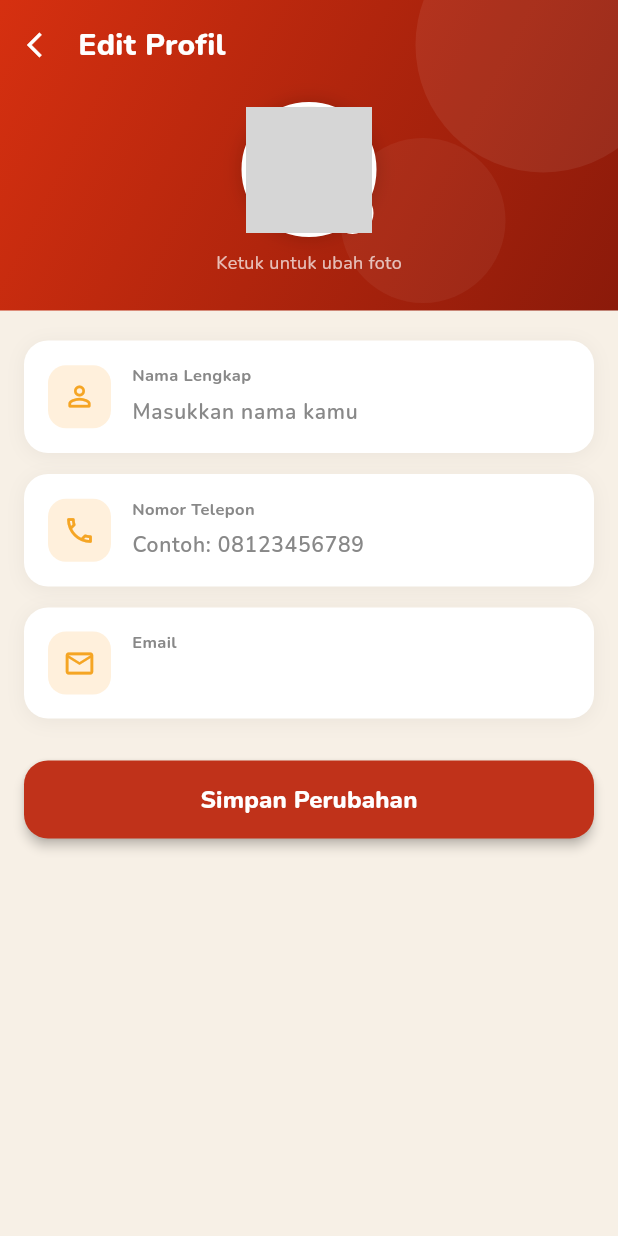
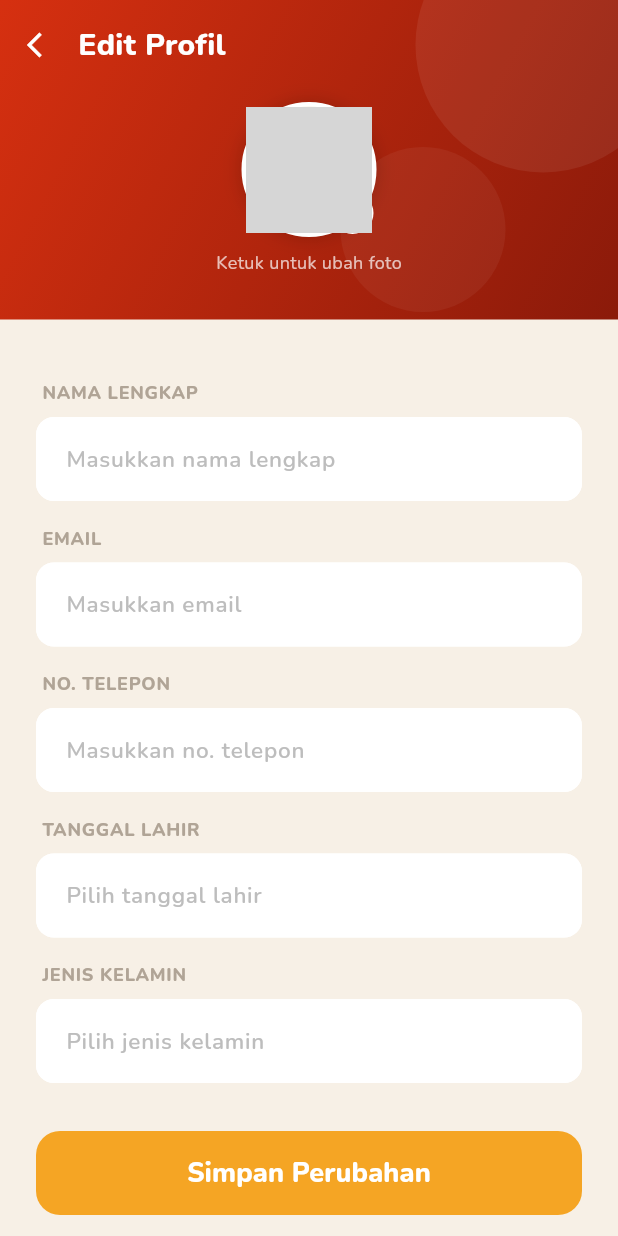
Before and after one commit to nukimala/dapur_kuliner_pakndut, a Flutter app: the EditProfilScreen screen opened directly, on a phone screen of 412 x 824 dp. Run offline on Flutter 3.47's test engine with Material 3 defaults, Android fonts, the phone set to English and light mode, and no system bars; our stand-ins replace cloud_firestore, firebase_auth, firebase_core, firebase_messaging, flutter_local_notifications, google_fonts and 6 more; accounts and stored records are empty; grey boxes are pictures that could not be loaded.

Commit message:
menyesuaikan yang kurang

```diff
--- a/lib/screens/edit_profil_screen.dart
+++ b/lib/screens/edit_profil_screen.dart
@@ -11,7 +11,8 @@ const _redDark   = Color(0xFF8B1A0A);
 const _orange    = Color(0xFFF5A524);
 const _cream     = Color(0xFFF7F0E6);
 const _textBlack = Color(0xFF1C1C1C);
-const _textGray  = Color(0xFF888888);
+const _textGray  = Color(0xFFAAAAAA);
+const _labelGray = Color(0xFFB0A496); // Color for labels like NAMA LENGKAP
 
 class EditProfilScreen extends StatefulWidget {
   const EditProfilScreen({super.key});
@@ -20,11 +21,14 @@ class EditProfilScreen extends StatefulWidget {
 }
 
 class _EditProfilScreenState extends State<EditProfilScreen> {
-  final _nameCtrl  = TextEditingController();
-  final _phoneCtrl = TextEditingController();
+  final _nameCtrl     = TextEditingController();
+  final _emailCtrl    = TextEditingController();
+  final _phoneCtrl    = TextEditingController();
+  final _dobCtrl      = TextEditingController();
+  final _genderCtrl   = TextEditingController();
 
   String  _avatar         = '👤';
-  String? _photoBase64;   // disimpan langsung di Firestore
+  String? _photoBase64;
   File?   _pickedImage;
   bool    _loading        = true;
   bool    _saving         = false;
@@ -33,6 +37,11 @@ class _EditProfilScreenState extends State<EditProfilScreen> {
   final List<String> _avatarOptions = [
     '👤','👦','👧','👨','👩','👴','👵',
     '🧑‍🍳','😎','🤠','🥷','🦸','🧑‍💻','🧑‍🎨',
+  ];
+
+  final List<String> _bulan = [
+    'Januari', 'Februari', 'Maret', 'April', 'Mei', 'Juni',
+    'Juli', 'Agustus', 'September', 'Oktober', 'November', 'Desember'
   ];
 
   @override
@@ -44,7 +53,10 @@ class _EditProfilScreenState extends State<EditProfilScreen> {
   @override
   void dispose() {
     _nameCtrl.dispose();
+    _emailCtrl.dispose();
     _phoneCtrl.dispose();
+    _dobCtrl.dispose();
+    _genderCtrl.dispose();
     super.dispose();
   }
 
@@ -52,8 +64,11 @@ class _EditProfilScreenState extends State<EditProfilScreen> {
   Future<void> _loadProfile() async {
     final user = FirebaseAuth.instance.currentUser;
     if (user == null) return;
+
     _nameCtrl.text  = user.displayName ?? user.email?.split('@').first ?? '';
+    _emailCtrl.text = user.email ?? '';
     _phoneCtrl.text = user.phoneNumber ?? '';
+
     try {
       final doc = await FirebaseFirestore.instance
           .collection('users').doc(user.uid).get();
@@ -62,10 +77,16 @@ class _EditProfilScreenState extends State<EditProfilScreen> {
         setState(() {
           _avatar      = (data['avatar']      as String?) ?? '👤';
           _photoBase64 = (data['photoBase64'] as String?);
-          final storedName  = data['name']  as String?;
-          final storedPhone = data['phone'] as String?;
+
+          final storedName     = data['name']     as String?;
+          final storedPhone    = data['phone']    as String?;
+          final storedDob      = data['dob']      as String?;
+          final storedGender   = data['gender']   as String?;
+
           if (_nameCtrl.text.isEmpty  && (storedName  ?? '').isNotEmpty) _nameCtrl.text  = storedName!;
           if (_phoneCtrl.text.isEmpty && (storedPhone ?? '').isNotEmpty) _phoneCtrl.text = storedPhone!;
+          _dobCtrl.text      = storedDob ?? '';
+          _genderCtrl.text   = storedGender ?? '';
         });
       }
     } catch (_) {}
@@ -93,7 +114,6 @@ class _EditProfilScreenState extends State<EditProfilScreen> {
       final bytes = await _pickedImage!.readAsBytes();
       final b64   = base64Encode(bytes);
 
-      // Simpan base64 langsung ke Firestore (tidak perlu Firebase Storage)
       await FirebaseFirestore.instance.collection('users').doc(uid).set(
         {'photoBase64': b64, 'avatar': _avatar},
         SetOptions(merge: true),
@@ -170,9 +190,11 @@ class _EditProfilScreenState extends State<EditProfilScreen> {
         await FirebaseAuth.instance.currentUser!.updateDisplayName(name);
       }
       await FirebaseFirestore.instance.collection('users').doc(uid).set({
-        'avatar': _avatar,
-        'name':   name,
-        'phone':  _phoneCtrl.text.trim(),
+        'avatar':   _avatar,
+        'name':     name,
+        'phone':    _phoneCtrl.text.trim(),
+        'dob':      _dobCtrl.text.trim(),
+        'gender':   _genderCtrl.text.trim(),
       }, SetOptions(merge: true));
 
       if (mounted) {
@@ -200,7 +222,71 @@ class _EditProfilScreenState extends State<EditProfilScreen> {
     }
   }
 
-  // ── Widget avatar ──
+  // ── Pilih Tanggal Lahir ──
+  Future<void> _pickDate() async {
+    final DateTime? picked = await showDatePicker(
+      context: context,
+      initialDate: DateTime.now(),
+      firstDate: DateTime(1900),
+      lastDate: DateTime.now(),
+      builder: (context, child) {
+        return Theme(
+          data: Theme.of(context).copyWith(
+            colorScheme: const ColorScheme.light(
+              primary: _orange,
+              onPrimary: Colors.white,
+              onSurface: _textBlack,
+            ),
+          ),
+          child: child!,
+        );
+      },
+    );
+    if (picked != null) {
+      setState(() {
+        _dobCtrl.text = '${picked.day} ${_bulan[picked.month - 1]} ${picked.year}';
+      });
+    }
+  }
+
+  // ── Pilih Jenis Kelamin ──
+  void _pickGender() {
+    showModalBottomSheet(
+      context: context,
+      backgroundColor: Colors.transparent,
+      builder: (context) => Container(
+        decoration: const BoxDecoration(
+          color: Colors.white,
+          borderRadius: BorderRadius.vertical(top: Radius.circular(24)),
+        ),
+        padding: const EdgeInsets.symmetric(vertical: 24, horizontal: 20),
+        child: Column(
+          mainAxisSize: MainAxisSize.min,
+          children: [
+            Text('Pilih Jenis Kelamin', style: GoogleFonts.nunito(fontSize: 18, fontWeight: FontWeight.bold)),
+            const SizedBox(height: 20),
+            ListTile(
+              title: Text('Laki-laki', style: GoogleFonts.nunito(fontSize: 16, fontWeight: FontWeight.w600)),
+              onTap: () {
+                setState(() => _genderCtrl.text = 'Laki-laki');
+                Navigator.pop(context);
+              },
+            ),
+            ListTile(
+              title: Text('Perempuan', style: GoogleFonts.nunito(fontSize: 16, fontWeight: FontWeight.w600)),
+              onTap: () {
+                setState(() => _genderCtrl.text = 'Perempuan');
+                Navigator.pop(context);
+              },
+            ),
+            const SizedBox(height: 20),
+          ],
+        ),
+      ),
+    );
+  }
+
+  // ── Widget Avatar ──
   Widget _buildAvatar() {
     Widget inner;
     if (_uploadingPhoto) {
@@ -256,8 +342,9 @@ class _EditProfilScreenState extends State<EditProfilScreen> {
 
     return Scaffold(
       backgroundColor: _cream,
-      body: Column(children: [
-        // ── Header ──
+      body: Column(
+        children: [
+          // ── Header (Merah) ──
           Container(
             decoration: const BoxDecoration(
               gradient: LinearGradient(
@@ -265,14 +352,17 @@ class _EditProfilScreenState extends State<EditProfilScreen> {
                 colors: [Color(0xFFD63010), _redDark],
               ),
             ),
-          child: Stack(children: [
+            child: Stack(
+              children: [
                 Positioned.fill(child: _blobsBg()),
                 SafeArea(
                   bottom: false,
-              child: Column(children: [
+                  child: Column(
+                    children: [
                       Padding(
                         padding: const EdgeInsets.fromLTRB(4, 6, 20, 0),
-                  child: Row(children: [
+                        child: Row(
+                          children: [
                             IconButton(
                               icon: const Icon(Icons.arrow_back_ios, color: Colors.white, size: 20),
                               onPressed: () => Navigator.pop(context),
@@ -280,115 +370,141 @@ class _EditProfilScreenState extends State<EditProfilScreen> {
                             Text('Edit Profil',
                                 style: GoogleFonts.nunito(
                                     color: Colors.white, fontWeight: FontWeight.w800, fontSize: 20)),
-                  ]),
+                          ],
+                        ),
                       ),
                       Padding(
-                  padding: const EdgeInsets.fromLTRB(24, 14, 24, 24),
-                  child: Column(children: [
+                        padding: const EdgeInsets.fromLTRB(24, 14, 24, 30),
+                        child: Column(
+                          children: [
                             _buildAvatar(),
                             const SizedBox(height: 8),
                             Text('Ketuk untuk ubah foto',
                                 style: GoogleFonts.nunito(color: Colors.white70, fontSize: 12)),
-                  ]),
+                          ],
                         ),
-              ]),
                       ),
-          ]),
+                    ],
+                  ),
+                ),
+              ],
+            ),
           ),
 
-        // ── Form ──
           Expanded(
             child: SingleChildScrollView(
-            padding: const EdgeInsets.fromLTRB(16, 20, 16, 30),
-            child: Column(children: [
-              _fieldCard(
-                icon: Icons.person_outline_rounded,
-                label: 'Nama Lengkap',
-                child: TextField(
-                  controller: _nameCtrl,
-                  style: GoogleFonts.nunito(
-                      fontSize: 15, color: _textBlack, fontWeight: FontWeight.w600),
-                  decoration: InputDecoration(
-                    hintText: 'Masukkan nama kamu',
-                    hintStyle: GoogleFonts.nunito(color: _textGray, fontSize: 14),
-                    border: InputBorder.none, isDense: true, contentPadding: EdgeInsets.zero,
+              padding: const EdgeInsets.symmetric(horizontal: 24, vertical: 24),
+              child: Column(
+                crossAxisAlignment: CrossAxisAlignment.start,
+                children: [
+                  // ── Form Fields ──
+                  _buildLabel('NAMA LENGKAP'),
+                  _buildTextField(controller: _nameCtrl, hint: 'Masukkan nama lengkap'),
+
+                  _buildLabel('EMAIL'),
+                  _buildTextField(controller: _emailCtrl, hint: 'Masukkan email', isReadOnly: true),
+
+                  _buildLabel('NO. TELEPON'),
+                  _buildTextField(controller: _phoneCtrl, hint: 'Masukkan no. telepon', keyboardType: TextInputType.phone),
+
+                  _buildLabel('TANGGAL LAHIR'),
+                  _buildTextField(
+                    controller: _dobCtrl,
+                    hint: 'Pilih tanggal lahir',
+                    isReadOnly: true,
+                    onTap: _pickDate,
                   ),
+
+                  _buildLabel('JENIS KELAMIN'),
+                  _buildTextField(
+                    controller: _genderCtrl,
+                    hint: 'Pilih jenis kelamin',
+                    isReadOnly: true,
+                    onTap: _pickGender,
                   ),
-              ),
-              const SizedBox(height: 14),
-              _fieldCard(
-                icon: Icons.phone_outlined,
-                label: 'Nomor Telepon',
-                child: TextField(
-                  controller: _phoneCtrl,
-                  keyboardType: TextInputType.phone,
-                  style: GoogleFonts.nunito(
-                      fontSize: 15, color: _textBlack, fontWeight: FontWeight.w600),
-                  decoration: InputDecoration(
-                    hintText: 'Contoh: 08123456789',
-                    hintStyle: GoogleFonts.nunito(color: _textGray, fontSize: 14),
-                    border: InputBorder.none, isDense: true, contentPadding: EdgeInsets.zero,
-                  ),
-                ),
-              ),
-              const SizedBox(height: 14),
-              _fieldCard(
-                icon: Icons.email_outlined,
-                label: 'Email',
-                child: Text(
-                  FirebaseAuth.instance.currentUser?.email ?? '-',
-                  style: GoogleFonts.nunito(
-                      fontSize: 15, color: _textGray, fontWeight: FontWeight.w600),
-                ),
-              ),
-              const SizedBox(height: 28),
+
+                  const SizedBox(height: 32),
+
+                  // ── Tombol Simpan ──
                   SizedBox(
-                width: double.infinity, height: 52,
+                    width: double.infinity,
+                    height: 56,
                     child: ElevatedButton(
                       onPressed: _saving ? null : _save,
                       style: ElevatedButton.styleFrom(
-                    backgroundColor: _red, foregroundColor: Colors.white,
+                        backgroundColor: _orange,
+                        foregroundColor: Colors.white,
                         shape: RoundedRectangleBorder(borderRadius: BorderRadius.circular(16)),
-                    elevation: 3,
+                        elevation: 0,
                       ),
                       child: _saving
                           ? const SizedBox(width: 24, height: 24,
                               child: CircularProgressIndicator(color: Colors.white, strokeWidth: 2.5))
                           : Text('Simpan Perubahan',
-                          style: GoogleFonts.nunito(fontWeight: FontWeight.w800, fontSize: 16)),
+                              style: GoogleFonts.nunito(fontWeight: FontWeight.w800, fontSize: 18)),
                     ),
                   ),
-            ]),
+                  const SizedBox(height: 20),
+                ],
               ),
             ),
-      ]),
+          ),
+        ],
+      ),
     );
   }
 
-  Widget _fieldCard({required IconData icon, required String label, required Widget child}) =>
-      Container(
-        padding: const EdgeInsets.all(16),
+  Widget _buildLabel(String text) {
+    return Padding(
+      padding: const EdgeInsets.only(left: 4, bottom: 8, top: 16),
+      child: Text(
+        text,
+        style: GoogleFonts.nunito(
+          color: _labelGray,
+          fontSize: 12,
+          fontWeight: FontWeight.w800,
+          letterSpacing: 0.5,
+        ),
+      ),
+    );
+  }
+
+  Widget _buildTextField({
+    required TextEditingController controller,
+    required String hint,
+    bool isReadOnly = false,
+    TextInputType keyboardType = TextInputType.text,
+    VoidCallback? onTap,
+  }) {
+    return Container(
       decoration: BoxDecoration(
-          color: Colors.white, borderRadius: BorderRadius.circular(16),
-          boxShadow: [BoxShadow(color: Colors.black.withValues(alpha: 0.05), blurRadius: 10, offset: const Offset(0, 2))],
+        color: Colors.white,
+        borderRadius: BorderRadius.circular(12),
       ),
-        child: Row(children: [
-          Container(
-            width: 42, height: 42,
-            decoration: BoxDecoration(color: const Color(0xFFFFF0DC), borderRadius: BorderRadius.circular(12)),
-            child: Icon(icon, color: _orange, size: 22),
+      child: TextField(
+        controller: controller,
+        readOnly: isReadOnly,
+        keyboardType: keyboardType,
+        onTap: onTap,
+        style: GoogleFonts.nunito(
+          fontSize: 16,
+          color: _textBlack,
+          fontWeight: FontWeight.w800,
         ),
-          const SizedBox(width: 14),
-          Expanded(
-            child: Column(crossAxisAlignment: CrossAxisAlignment.start, children: [
-              Text(label,
-                  style: GoogleFonts.nunito(fontSize: 11, color: _textGray, fontWeight: FontWeight.w700)),
-              const SizedBox(height: 4),
-              child,
-            ]),
+        decoration: InputDecoration(
+          hintText: hint,
+          hintStyle: GoogleFonts.nunito(color: Colors.grey[400], fontSize: 15, fontWeight: FontWeight.w600),
+          border: OutlineInputBorder(
+            borderRadius: BorderRadius.circular(12),
+            borderSide: BorderSide.none,
           ),
-        ]),
+          filled: true,
+          fillColor: Colors.white,
+          contentPadding: const EdgeInsets.symmetric(horizontal: 16, vertical: 16),
+        ),
+      ),
     );
+  }
 }
 
 // ── Bottom Sheet pilih avatar ──
```
Lines whose indentation alone changed are shown as unchanged.
